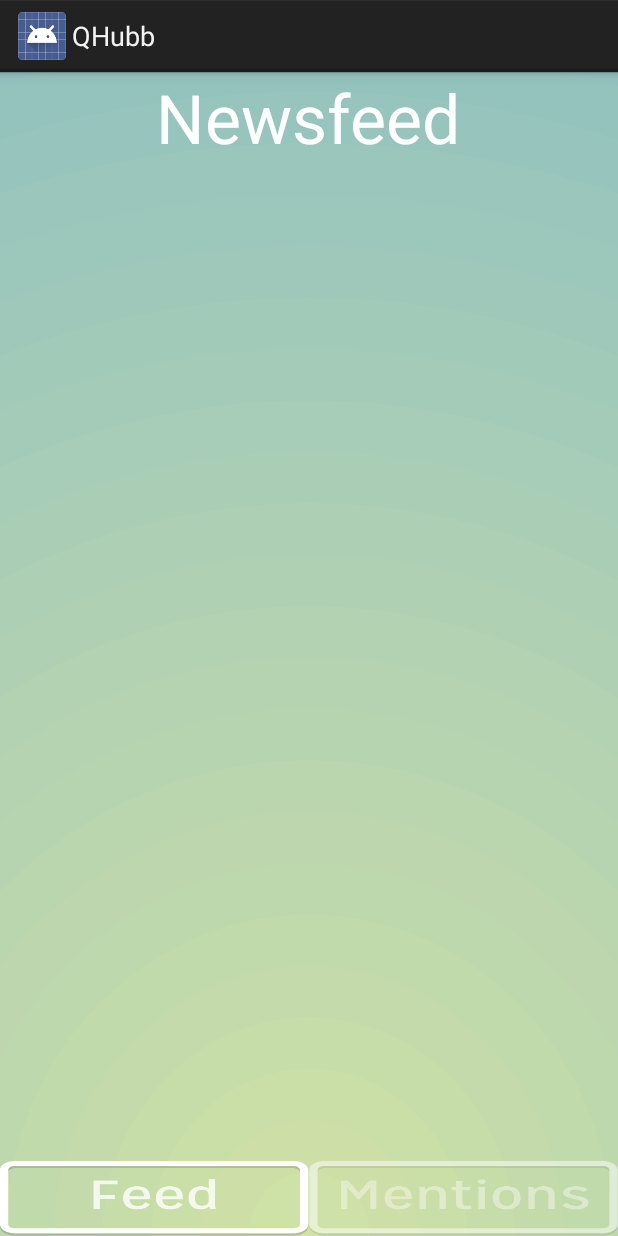
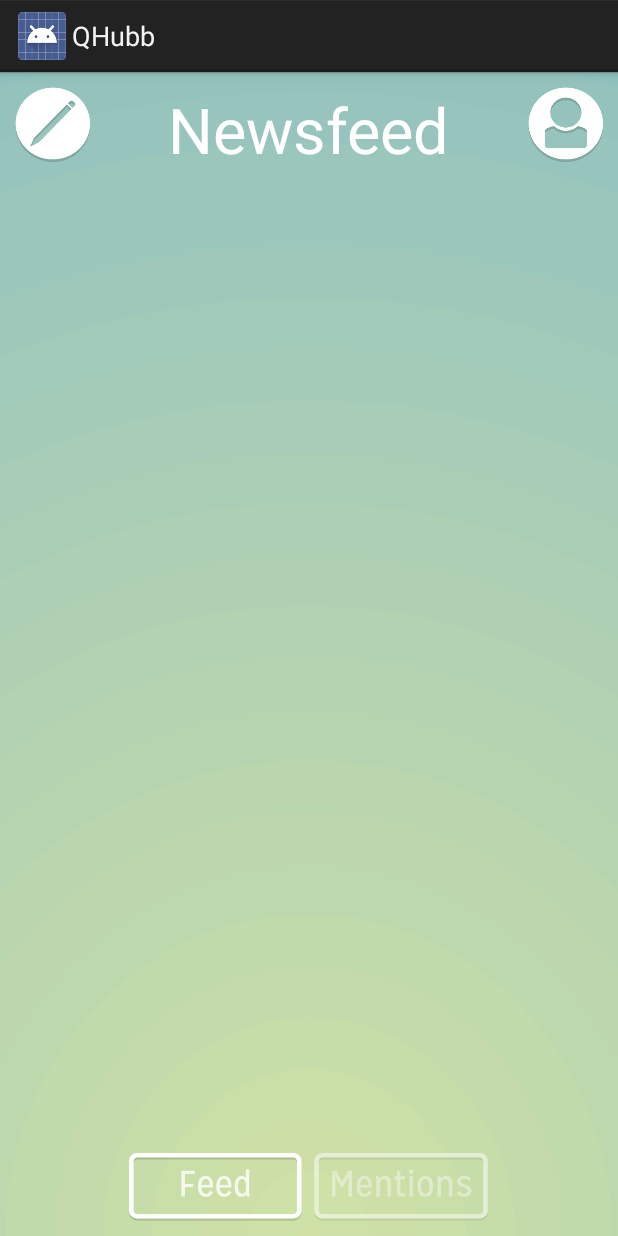
Before and after one commit to sarowary-sairin/QHubb_App_Final, an Android app: the layout queued.xml on its own in the app's theme, with its tools: preview values and no code run, on a phone screen of 412 x 824 dp. Run offline under Robolectric (Android 15) with nearby library versions, the phone set to English and light mode, and no system bars.

Commit message:
edited newsfeed again

```diff
--- a/app/src/main/res/layout/queued.xml
+++ b/app/src/main/res/layout/queued.xml
@@ -2,18 +2,30 @@
     android:layout_width="match_parent"
     android:layout_height="match_parent"
     android:background="@drawable/background"
+    android:padding="10dp">
 
-    >
 
+    <Button
+        android:layout_width="50dp"
+        android:layout_height="50dp"
+        android:background="@drawable/compose_button"/>
 
    <TextView android:id="@+id/words"
        android:layout_width="wrap_content"
        android:layout_height="wrap_content"
        android:text="Newsfeed"
        android:textColor="@color/White"
-       android:textSize="45sp"
-       android:layout_centerHorizontal="true"
-       />
+       android:textSize="42sp"
+       android:layout_centerHorizontal="true" />
+
+    <Button
+        android:layout_width="50dp"
+        android:layout_height="50dp"
+        android:background="@drawable/circle_profile_button"
+        android:layout_alignParentTop="true"
+        android:layout_alignParentRight="true"
+        android:layout_alignParentEnd="true"/>
+
 
 <!--How do we make this more then 4 items?
   <ListView
@@ -24,21 +36,30 @@
   </ListView>
     -->
     <LinearLayout
-        android:layout_width="wrap_content"
-        android:layout_height="50dp"
+        android:layout_width="239.2dp"
+        android:layout_height="45dp"
         android:orientation="horizontal"
+        android:layout_centerHorizontal="true"
         android:layout_alignParentBottom="true" >
 
-
-        <Button android:id="@+id/Feed"
+        <Button
+            android:id="@+id/Feed"
             android:layout_width="0dp"
             android:layout_height="wrap_content"
             android:layout_weight="1"
+            android:layout_marginRight="8dp"
             android:background="@drawable/feed_toggle_on_default"
             android:layout_alignTop="@+id/Mentions"
             android:layout_alignParentLeft="true"
             android:layout_alignParentStart="true" />
 
+
+        <Button
+            android:id="@+id/Mentions"
+            android:layout_width="0dp"
+            android:layout_height="wrap_content"
+            android:layout_weight="1"
+            android:background="@drawable/mentions_toggle_off"/>
 
         <!-- TO BE INCLUDED IN A FUTURE ITERATION
         <Button android:id="@+id/Messages"
@@ -51,11 +72,5 @@
             android:layout_alignParentEnd="true" />
             -->
 
-    <Button android:id="@+id/Mentions"
-        android:layout_width="0dp"
-        android:layout_height="wrap_content"
-        android:layout_weight="1"
-        android:background="@drawable/mentions_toggle_off"/>
-
     </LinearLayout>
   </RelativeLayout>
```
Lines whose indentation alone changed are shown as unchanged.
